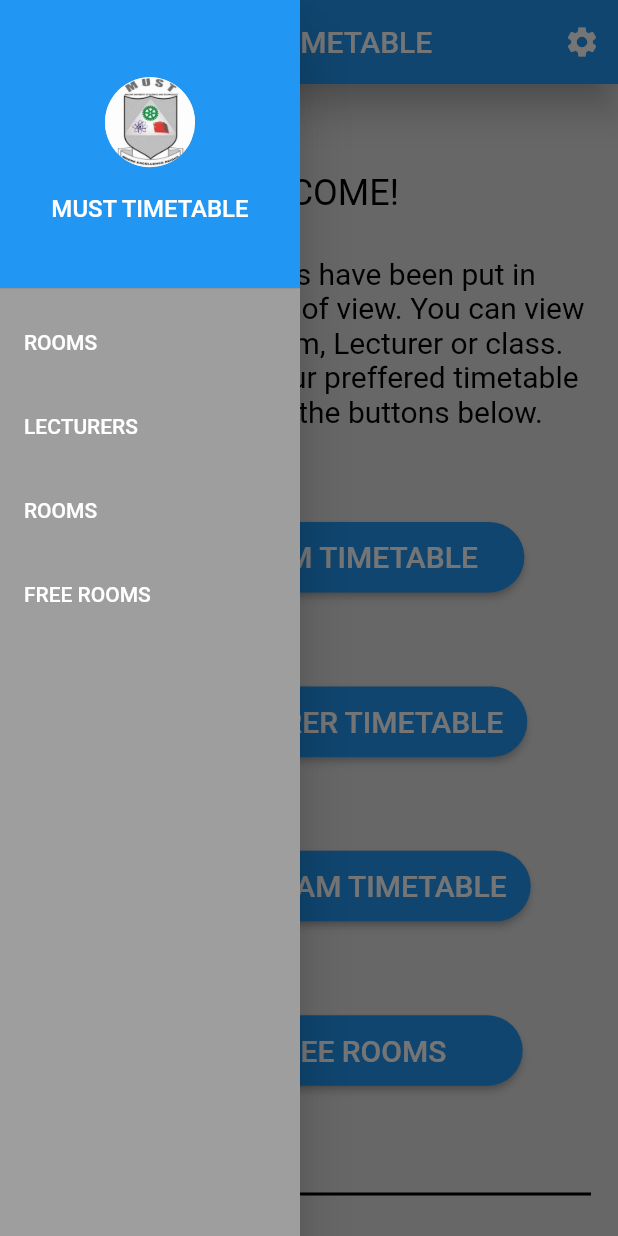
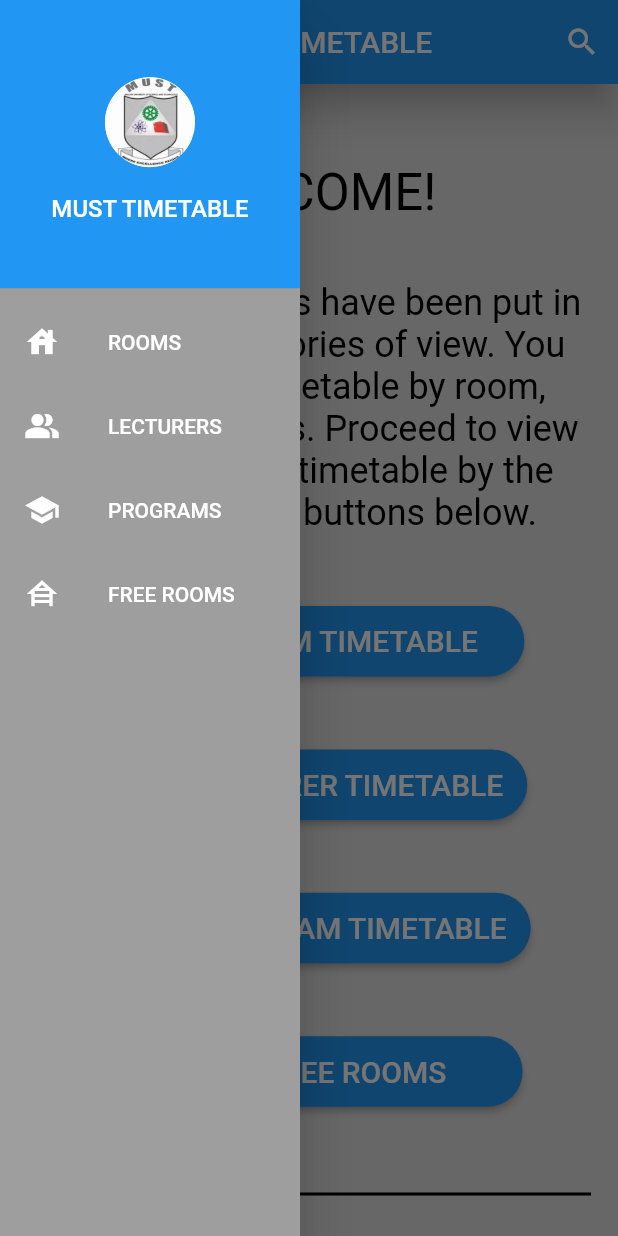
Before and after one commit to shadkasera/must_app, a Flutter app: the screen it shows after launch, with the side drawer open, on a phone screen of 412 x 824 dp. Run offline on Flutter 3.47's test engine with Material 2 defaults, Android fonts, the light colour scheme and no system bars.

Commit message:
added icons in the drawer in home_screen.dart

```diff
--- a/lib/home_screen.dart
+++ b/lib/home_screen.dart
@@ -15,7 +15,7 @@
             elevation: 10,
             actions: [
               IconButton(
-                icon: const Icon(Icons.settings),
+                icon: const Icon(Icons.search),
                 onPressed: () {
                   // do something when the icon is pressed
                 },
@@ -65,15 +65,16 @@
                     ),
                   ),
                   ListTile(
+                    leading: const Icon(Icons.house_sharp, color: Colors.white,),
                     title: const Text(
                       'ROOMS',
                       style: TextStyle(color: Colors.white),
                     ),
                     onTap: () {
-                      // code to handle item 1
+                      // Handle drawer item tap
                     },
                   ),
-                  ListTile(
+                  ListTile( leading: const Icon(Icons.people_alt_sharp, color: Colors.white,),
                     title: const Text(
                       'LECTURERS',
                       style: TextStyle(color: Colors.white),
@@ -82,16 +83,16 @@
                       // code to handle item 2
                     },
                   ),
-                  ListTile(
+                  ListTile(leading: const Icon(Icons.school, color: Colors.white,),
                     title: const Text(
-                      'ROOMS',
+                      'PROGRAMS',
                       style: TextStyle(color: Colors.white),
                     ),
                     onTap: () {
                       // code to handle item 1
                     },
                   ),
-                  ListTile(
+                  ListTile(leading: const Icon(Icons.house_siding, color: Colors.white,),
                     title: const Text(
                       'FREE ROOMS',
                       style: TextStyle(color: Colors.white),
@@ -114,14 +115,14 @@
                   text: const TextSpan(
                     text: 'WELCOME! \n\n',
                     style: TextStyle(
-                      fontSize: 24,
+                      fontSize: 34,
                       color: Colors.black,
                     ),
                     children: [
                       TextSpan(
                         text:
                             'MUST timetables have been put in different categories of view. You can view a timetable by room, Lecturer or class. Proceed to view your preffered timetable by the type from the buttons below.',
-                        style: TextStyle(fontSize: 20, color: Colors.black),
+                        style: TextStyle(fontSize: 24, color: Colors.black),
                       ),
                     ],
                   ),
```
